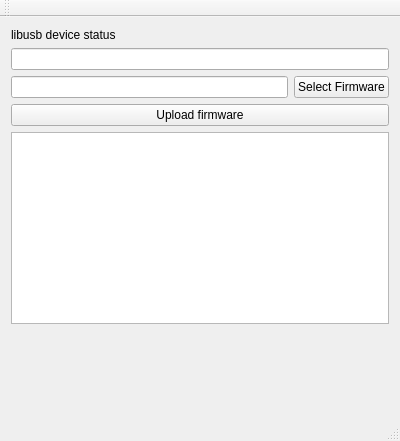
Above: mainwindow.ui from persuader72/Qt_MSP_USB_BSL_Uploader before the change. Below: the same form after it.
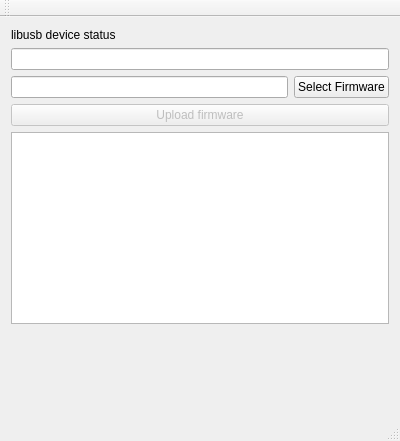
That is the form after the change.

Commit message: Now we can select the firmware hex file from a file dialog

```diff
--- a/mainwindow.ui
+++ b/mainwindow.ui
@@ -48,6 +48,9 @@
     </item>
     <item>
      <widget class="QPushButton" name="UploadFirmware">
+      <property name="enabled">
+       <bool>false</bool>
+      </property>
       <property name="text">
        <string>Upload firmware</string>
       </property>
```
Left out of the diff: 4 changed lines with no effect on the pictures. The commit also changes 2 other files.
